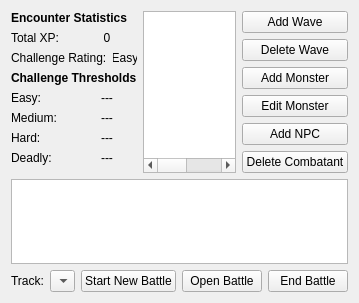
Old version of the form DMHelper/src/encounterbattleedit.ui in the repository MMetze/DMHelper.
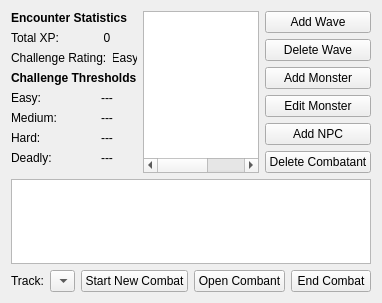
New version of the form. Icons and pictures are not drawn.

Patch:
```diff
--- a/DMHelper/src/encounterbattleedit.ui
+++ b/DMHelper/src/encounterbattleedit.ui
@@ -6,7 +6,7 @@
    <rect>
     <x>0</x>
     <y>0</y>
-    <width>344</width>
+    <width>354</width>
     <height>303</height>
    </rect>
   </property>
@@ -347,21 +347,21 @@
      <item>
       <widget class="QPushButton" name="btnStartNewBattle">
        <property name="text">
-        <string>Start New Battle</string>
+        <string>Start New Combat</string>
        </property>
       </widget>
      </item>
      <item>
       <widget class="QPushButton" name="btnOpenBattle">
        <property name="text">
-        <string>Open Battle</string>
+        <string>Open Combant</string>
        </property>
       </widget>
      </item>
      <item>
       <widget class="QPushButton" name="btnEndBattle">
        <property name="text">
-        <string>End Battle</string>
+        <string>End Combat</string>
        </property>
       </widget>
      </item>
```
Left out of the diff: 2 changed lines with no effect on the pictures.
